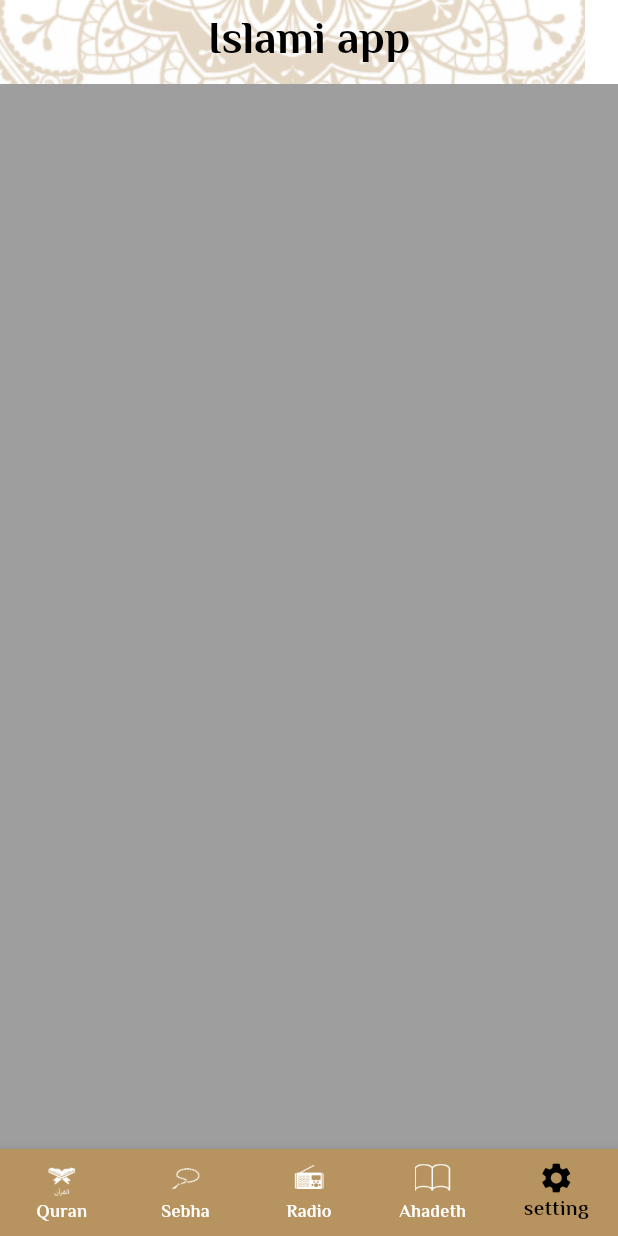
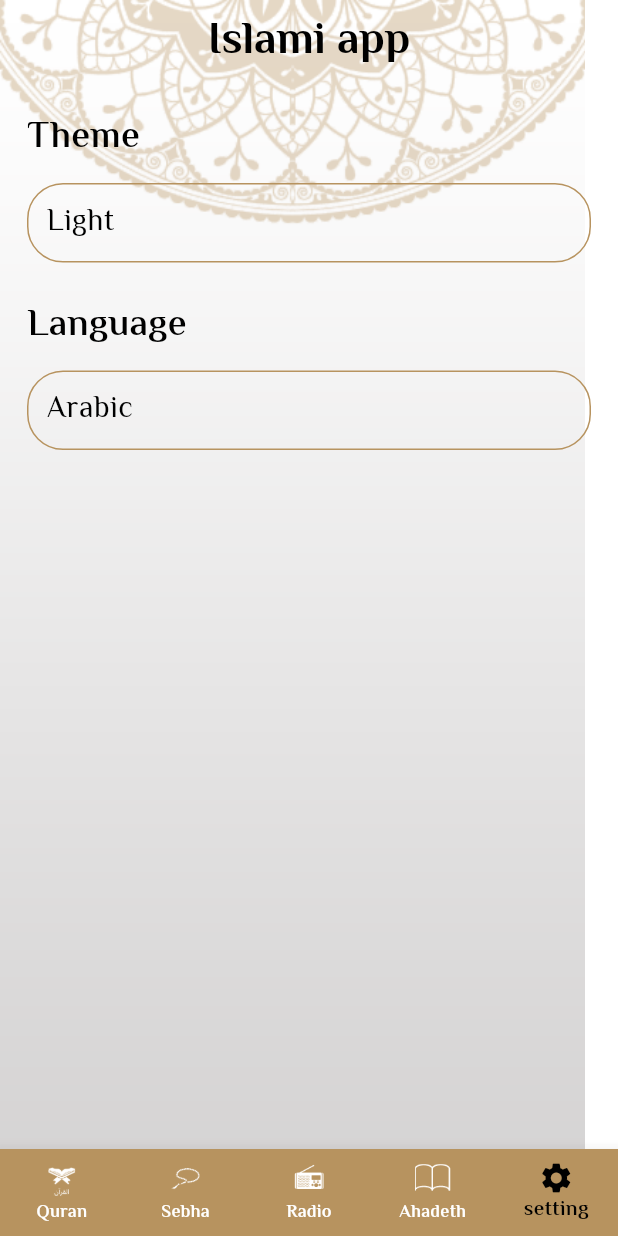
Before and after one commit to Ibrahim8545/IslamiApp, a Flutter app: the screen it shows after launch, item 5 of the bottom bar chosen, on a phone screen of 412 x 824 dp. Run offline on Flutter 3.47's test engine with Material 3 defaults, Android fonts, the phone set to English and light mode, and no system bars.

Commit message:
add language bottom sheet ui

```diff
--- a/lib/home_widget/seeting_tab.dart
+++ b/lib/home_widget/seeting_tab.dart
@@ -1,12 +1,77 @@
 import 'package:flutter/material.dart';
+import 'package:islamiapp/Colors.dart';
+import 'package:islamiapp/bottom_sheets/langauge_bottom_sheet.dart';
+import 'package:islamiapp/bottom_sheets/theme_bottom_sheet.dart';
 
 class SettingTab extends StatelessWidget {
   const SettingTab({super.key});
 
   @override
   Widget build(BuildContext context) {
-    return Container(
-      color: Colors.grey,
+    return Padding(
+      padding: const EdgeInsets.all(18.0),
+      child: Column(
+        crossAxisAlignment: CrossAxisAlignment.stretch,
+        children: [
+          Text(
+            'Theme',
+            style: Theme.of(context).textTheme.bodyMedium,
+          ),
+          const SizedBox(
+            height: 12,
+          ),
+          GestureDetector(
+            onTap: () {
+              showModalBottomSheet(
+                context: context,
+               builder:(context) {
+                 return ThemeBottomSheet();
+               },
+                );
+            },
+            child: Container(
+              padding:const  EdgeInsets.all(12),
+              decoration: BoxDecoration(
+                  borderRadius: BorderRadius.circular(24),
+                  border: Border.all(color: AppColor.primaryColor)),
+              child: Text(
+                'Light',
+                style: Theme.of(context).textTheme.bodySmall,
+              ),
+            ),
+          ),
+          const SizedBox(
+            height: 24,
+          ),
+          Text(
+            'Language',
+            style: Theme.of(context).textTheme.bodyMedium,
+          ),
+          const SizedBox(
+            height: 12,
+          ),
+          GestureDetector(
+                        onTap: () {
+              showModalBottomSheet(
+                context: context,
+               builder:(context) {
+                 return LanguageBottomSheet();
+               },
+                );
+            },
+            child: Container(
+              padding:const  EdgeInsets.all(12),
+              decoration: BoxDecoration(
+                  borderRadius: BorderRadius.circular(24),
+                  border: Border.all(color: AppColor.primaryColor)),
+              child: Text(
+                'Arabic',
+                style: Theme.of(context).textTheme.bodySmall,
+              ),
+            ),
+          ),
+        ],
+      ),
     );
   }
 }
```
Also changed, not shown: lib/bottom_sheets/langauge_bottom_sheet.dart (added, +66 -0 lines), lib/bottom_sheets/theme_bottom_sheet.dart (added, +66 -0 lines).
